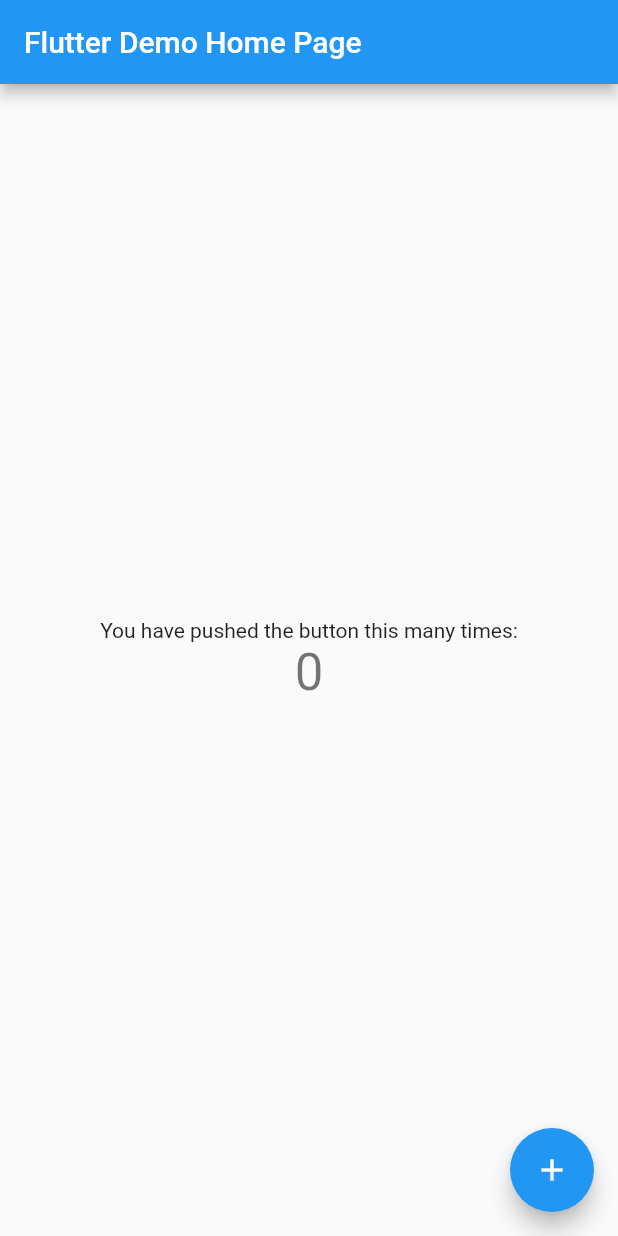
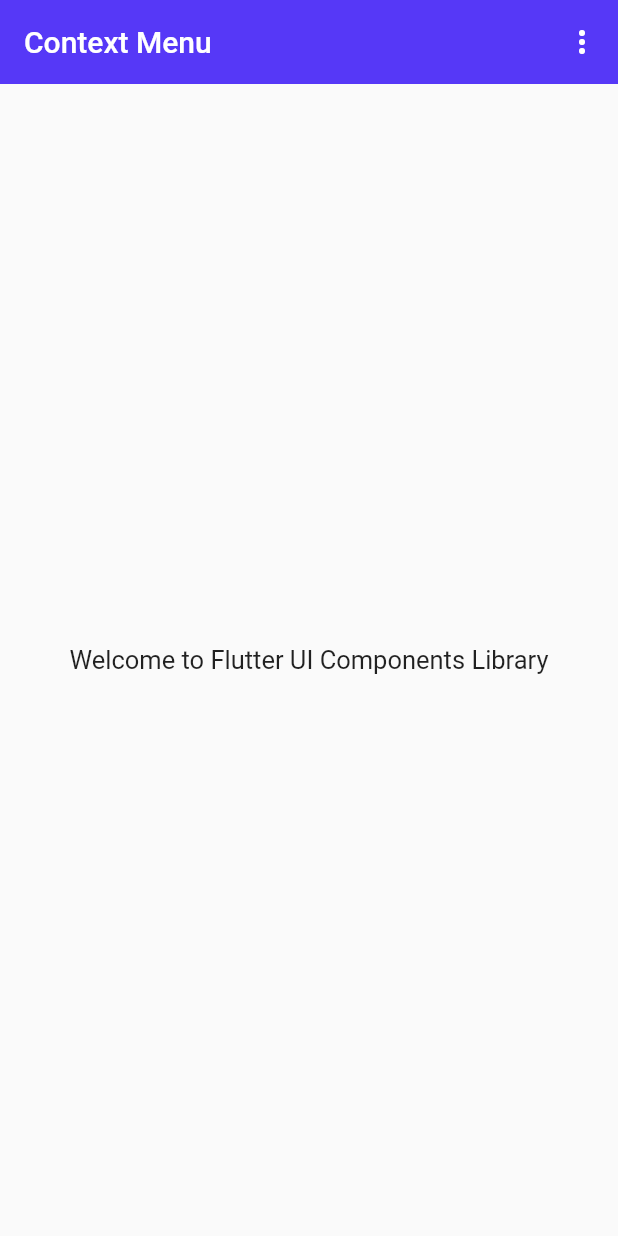
Before and after one commit to irangareddy/Flutter-UI-Components-Library, a Flutter app: the screen it shows after launch, on a phone screen of 412 x 824 dp. Run offline on Flutter 3.47's test engine with Material 2 defaults, Android fonts, the phone set to English and light mode, and no system bars.

Commit message:
ContextMenu Added

```diff
--- a/lib/main.dart
+++ b/lib/main.dart
@@ -1,117 +1,17 @@
+import 'package:Flutter_UI_Components_Library/material/contextMenu.dart';
 import 'package:flutter/material.dart';
 
 void main() {
-  runApp(MyApp());
+  runApp(OnePreview());
 }
 
-class MyApp extends StatelessWidget {
-  // This widget is the root of your application.
+class OnePreview extends StatelessWidget {
+
   @override
   Widget build(BuildContext context) {
     return MaterialApp(
-      title: 'Flutter Demo',
-      theme: ThemeData(
-        // This is the theme of your application.
-        //
-        // Try running your application with "flutter run". You'll see the
-        // application has a blue toolbar. Then, without quitting the app, try
-        // changing the primarySwatch below to Colors.green and then invoke
-        // "hot reload" (press "r" in the console where you ran "flutter run",
-        // or simply save your changes to "hot reload" in a Flutter IDE).
-        // Notice that the counter didn't reset back to zero; the application
-        // is not restarted.
-        primarySwatch: Colors.blue,
-        // This makes the visual density adapt to the platform that you run
-        // the app on. For desktop platforms, the controls will be smaller and
-        // closer together (more dense) than on mobile platforms.
-        visualDensity: VisualDensity.adaptivePlatformDensity,
-      ),
-      home: MyHomePage(title: 'Flutter Demo Home Page'),
+      debugShowCheckedModeBanner: false,
+      home: ContextMenu()
     );
   }
 }
-
-class MyHomePage extends StatefulWidget {
-  MyHomePage({Key key, this.title}) : super(key: key);
-
-  // This widget is the home page of your application. It is stateful, meaning
-  // that it has a State object (defined below) that contains fields that affect
-  // how it looks.
-
-  // This class is the configuration for the state. It holds the values (in this
-  // case the title) provided by the parent (in this case the App widget) and
-  // used by the build method of the State. Fields in a Widget subclass are
-  // always marked "final".
-
-  final String title;
-
-  @override
-  _MyHomePageState createState() => _MyHomePageState();
-}
-
-class _MyHomePageState extends State<MyHomePage> {
-  int _counter = 0;
-
-  void _incrementCounter() {
-    setState(() {
-      // This call to setState tells the Flutter framework that something has
-      // changed in this State, which causes it to rerun the build method below
-      // so that the display can reflect the updated values. If we changed
-      // _counter without calling setState(), then the build method would not be
-      // called again, and so nothing would appear to happen.
-      _counter++;
-    });
-  }
-
-  @override
-  Widget build(BuildContext context) {
-    // This method is rerun every time setState is called, for instance as done
-    // by the _incrementCounter method above.
-    //
-    // The Flutter framework has been optimized to make rerunning build methods
-    // fast, so that you can just rebuild anything that needs updating rather
-    // than having to individually change instances of widgets.
-    return Scaffold(
-      appBar: AppBar(
-        // Here we take the value from the MyHomePage object that was created by
-        // the App.build method, and use it to set our appbar title.
-        title: Text(widget.title),
-      ),
-      body: Center(
-        // Center is a layout widget. It takes a single child and positions it
-        // in the middle of the parent.
-        child: Column(
-          // Column is also a layout widget. It takes a list of children and
-          // arranges them vertically. By default, it sizes itself to fit its
-          // children horizontally, and tries to be as tall as its parent.
-          //
-          // Invoke "debug painting" (press "p" in the console, choose the
-          // "Toggle Debug Paint" action from the Flutter Inspector in Android
-          // Studio, or the "Toggle Debug Paint" command in Visual Studio Code)
-          // to see the wireframe for each widget.
-          //
-          // Column has various properties to control how it sizes itself and
-          // how it positions its children. Here we use mainAxisAlignment to
-          // center the children vertically; the main axis here is the vertical
-          // axis because Columns are vertical (the cross axis would be
-          // horizontal).
-          mainAxisAlignment: MainAxisAlignment.center,
-          children: <Widget>[
-            Text(
-              'You have pushed the button this many times:',
-            ),
-            Text(
-              '$_counter',
-              style: Theme.of(context).textTheme.headline4,
-            ),
-          ],
-        ),
-      ),
-      floatingActionButton: FloatingActionButton(
-        onPressed: _incrementCounter,
-        tooltip: 'Increment',
-        child: Icon(Icons.add),
-      ), // This trailing comma makes auto-formatting nicer for build methods.
-    );
-  }
-}
--- /dev/null
+++ b/lib/material/contextMenu.dart
@@ -0,0 +1,96 @@
+import 'package:Flutter_UI_Components_Library/material/materialConstants.dart';
+import 'package:flutter/material.dart';
+
+const List<String> choices = <String>[
+"Item 1",
+"Item 2",
+"Item 3",
+];
+
+class ContextMenu extends StatefulWidget {
+
+  @override
+  _ContextMenuState createState() => _ContextMenuState();
+}
+
+class _ContextMenuState extends State<ContextMenu> {
+
+  final GlobalKey<ScaffoldState> _scaffoldkey = new GlobalKey<ScaffoldState>();
+  String _selectedChoices;
+
+  void _select(String choice) {
+    setState(() {
+      _selectedChoices = choice;
+    });
+    showSnackBar(choice);
+  }
+
+  @override
+  Widget build(BuildContext context) {
+    return Scaffold(
+      key: _scaffoldkey,
+      appBar: AppBar(
+        title: Text('Context Menu'),
+        elevation: 0,
+        centerTitle: false,
+        backgroundColor: kPrimaryColor,
+        actions: <Widget>[
+          PopupMenuButton(
+            onSelected: _select,
+            padding: EdgeInsets.zero,
+            // initialValue: choices[_selection],
+            itemBuilder: (BuildContext context) {
+              return choices.map((String choice) {
+                return  PopupMenuItem<String>(
+                value: choice,
+                child: Text(choice),
+
+              );}
+
+              ).toList();
+            },
+          )
+        ],
+
+      ),
+      body: BodyWidget(selection: _selectedChoices),
+    );
+  }
+
+void showSnackBar(String choice) {
+
+    final snackBarContent = SnackBar(
+            content: Text('Selected: $choice',style: kBodyTextStyle,),
+            action: SnackBarAction(
+              label: 'Undo',
+              textColor: kSecondaryColor,
+              onPressed: () {
+                // Some code to undo the change.
+              },
+            ),
+          );
+
+
+    _scaffoldkey.currentState.showSnackBar(snackBarContent);
+  }
+}
+
+class BodyWidget extends StatelessWidget {
+  const BodyWidget({
+    Key key,
+    @required String selection,
+  }) : _selection = selection, super(key: key);
+
+  final String _selection;
+
+  @override
+  Widget build(BuildContext context) {
+    return Column(
+      crossAxisAlignment: CrossAxisAlignment.center,
+      mainAxisAlignment: MainAxisAlignment.center,
+      children: <Widget>[
+        _selection != null ? Center(child: Text("Selected: $_selection",style: kBodyTextStyle,),) : Center(child: Text("Welcome to Flutter UI Components Library",style: kBodyTextStyle,),),
+      ],
+    );
+  }
+}
--- /dev/null
+++ b/lib/material/materialConstants.dart
@@ -0,0 +1,8 @@
+import 'package:flutter/material.dart';
+
+const kPrimaryColor = Color(0xFF5638f7);
+const kSecondaryColor = Color(0xFF2acde3);
+
+const kBodyTextStyle = TextStyle(
+            fontSize: 17.0,
+          );
```
Also changed, not shown: Gifs/ContextMenu.gif (added), 5 other files.
